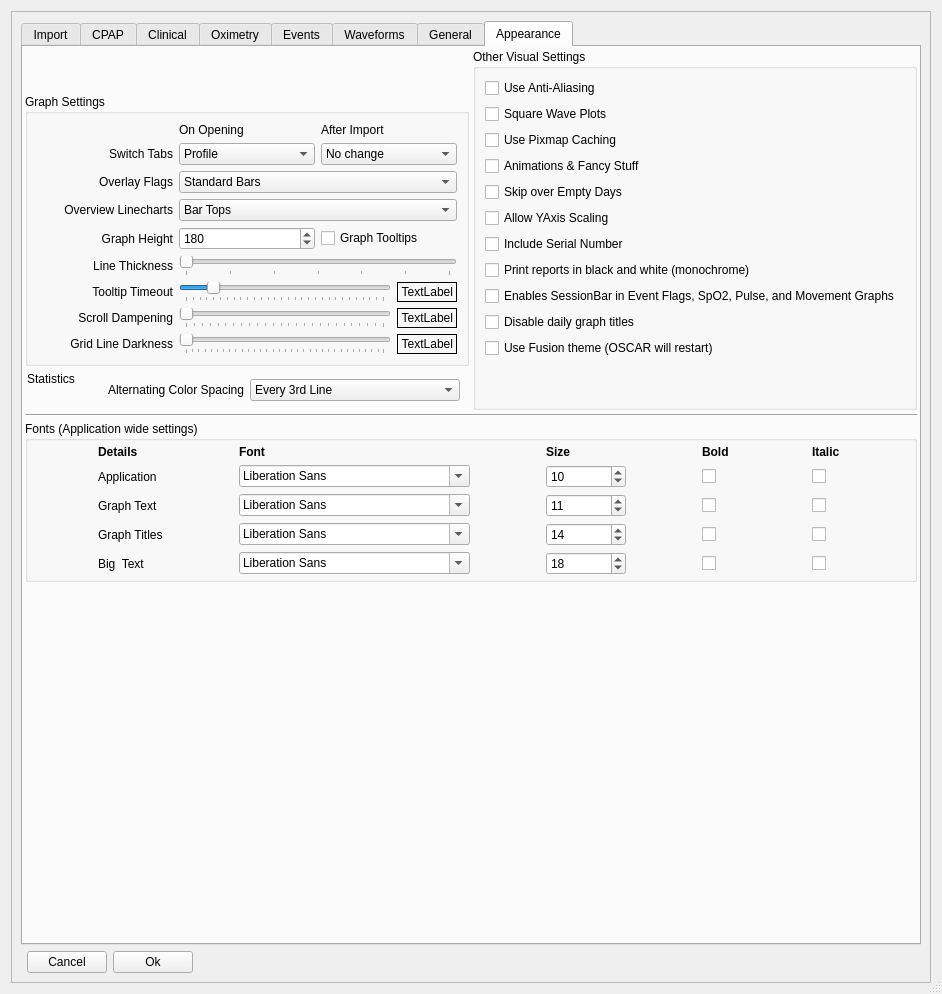
The window that oscar/preferencesdialog.ui (tomasohara/OSCAR-SQL) describes before a commit, drawn with Qt 5.
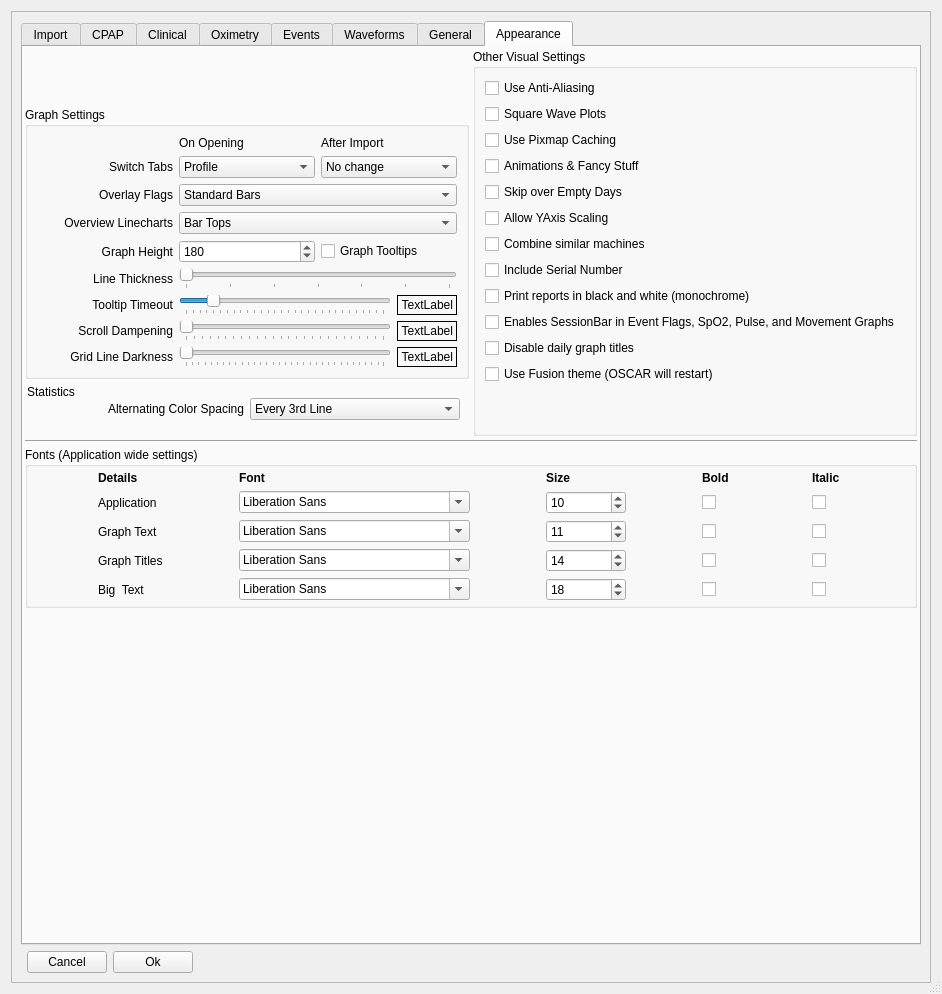
The same window after the commit. The open tabs and pages were chosen to show the change. Icons and pictures are not drawn.

Commit message:
Feat: Add Combine similar machines option for Changes to Device Settings (#168)
Adds an Appearance preference that merges adjacent rxchanges rows by brand
when enabled and renders the Device column as brand name only. Include Serial
Number is disabled while Combine is on. Toggling the setting invalidates
RXChanges.cache. Default off.

Closes #168

Patch:
```diff
--- a/oscar/preferencesdialog.ui
+++ b/oscar/preferencesdialog.ui
@@ -3161,6 +3161,16 @@
                      </property>
                     </widget>
                    </item>
+                   <item>
+                    <widget class="QCheckBox" name="combineSimilarMachines">
+                     <property name="toolTip">
+                      <string>Combine machines with same capabilities in Changes to Device Settings report</string>
+                     </property>
+                     <property name="text">
+                      <string>Combine similar machines</string>
+                     </property>
+                    </widget>
+                   </item>
                    <item>
                     <widget class="QCheckBox" name="includeSerial">
                      <property name="toolTip">
```
The commit also changes 6 other files.
